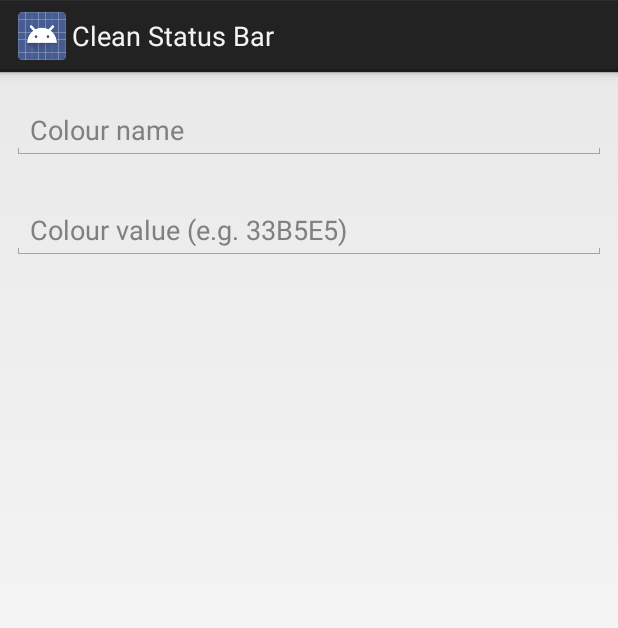
After one commit to emmaguy/clean-status-bar, an Android app: the layout dialog_new_color.xml on its own in the app's theme, with its tools: preview values and no code run, on a phone screen of 412 x 824 dp. The commit adds this screen. Shown: the top 628 px of the screen. Run offline under Robolectric (Android 15) with nearby library versions, the phone set to English and light mode, and no system bars.

Commit message:
Simplify the "Add new colour" dialog Colours are validated by Color.parseColor(String) and therefore more flexible FloatLabelLayout from @chrisbanes (https://gist.github.com/chrisbanes/11247418)

```diff
--- /dev/null
+++ b/app/src/main/java/com/emmaguy/cleanstatusbar/widgets/FloatLabelLayout.java
@@ -0,0 +1,201 @@
+package com.emmaguy.cleanstatusbar.widgets;
+
+/*
+ * Copyright (C) 2014 Chris Banes
+ *
+ * Licensed under the Apache License, Version 2.0 (the "License");
+ * you may not use this file except in compliance with the License.
+ * You may obtain a copy of the License at
+ *
+ *      http://www.apache.org/licenses/LICENSE-2.0
+ *
+ * Unless required by applicable law or agreed to in writing, software
+ * distributed under the License is distributed on an "AS IS" BASIS,
+ * WITHOUT WARRANTIES OR CONDITIONS OF ANY KIND, either express or implied.
+ * See the License for the specific language governing permissions and
+ * limitations under the License.
+ */
+
+import android.animation.Animator;
+import android.animation.AnimatorListenerAdapter;
+import android.content.Context;
+import android.content.res.TypedArray;
+import android.text.Editable;
+import android.text.TextUtils;
+import android.text.TextWatcher;
+import android.util.AttributeSet;
+import android.util.TypedValue;
+import android.view.Gravity;
+import android.view.View;
+import android.view.ViewGroup;
+import android.widget.EditText;
+import android.widget.FrameLayout;
+import android.widget.TextView;
+
+import com.emmaguy.cleanstatusbar.R;
+
+/**
+ * Layout which an {@link android.widget.EditText} to show a floating label when the hint is hidden
+ * due to the user inputting text.
+ *
+ * @see <a href="https://dribbble.com/shots/1254439--GIF-Mobile-Form-Interaction">Matt D. Smith on Dribble</a>
+ * @see <a href="http://bradfrostweb.com/blog/post/float-label-pattern/">Brad Frost's blog post</a>
+ */
+public final class FloatLabelLayout extends FrameLayout {
+
+    private static final long ANIMATION_DURATION = 150;
+
+    private static final float DEFAULT_PADDING_LEFT_RIGHT_DP = 12f;
+
+    private EditText mEditText;
+    private TextView mLabel;
+
+    public FloatLabelLayout(Context context) {
+        this(context, null);
+    }
+
+    public FloatLabelLayout(Context context, AttributeSet attrs) {
+        this(context, attrs, 0);
+    }
+
+    public FloatLabelLayout(Context context, AttributeSet attrs, int defStyle) {
+        super(context, attrs, defStyle);
+
+        final TypedArray a = context
+                .obtainStyledAttributes(attrs, R.styleable.FloatLabelLayout);
+
+        final int sidePadding = a.getDimensionPixelSize(
+                R.styleable.FloatLabelLayout_floatLabelSidePadding,
+                dipsToPix(DEFAULT_PADDING_LEFT_RIGHT_DP));
+        mLabel = new TextView(context);
+        mLabel.setPadding(sidePadding, 0, sidePadding, 0);
+        mLabel.setVisibility(INVISIBLE);
+
+        mLabel.setTextAppearance(context,
+                a.getResourceId(R.styleable.FloatLabelLayout_floatLabelTextAppearance,
+                        android.R.style.TextAppearance_Small));
+
+        addView(mLabel, LayoutParams.WRAP_CONTENT, LayoutParams.WRAP_CONTENT);
+
+        a.recycle();
+    }
+
+    @Override
+    public final void addView(View child, int index, ViewGroup.LayoutParams params) {
+        if (child instanceof EditText) {
+            // If we already have an EditText, throw an exception
+            if (mEditText != null) {
+                throw new IllegalArgumentException("We already have an EditText, can only have one");
+            }
+
+            // Update the layout params so that the EditText is at the bottom, with enough top
+            // margin to show the label
+            final LayoutParams lp = new LayoutParams(params);
+            lp.gravity = Gravity.BOTTOM;
+            lp.topMargin = (int) mLabel.getTextSize();
+            params = lp;
+
+            setEditText((EditText) child);
+        }
+
+        // Carry on adding the View...
+        super.addView(child, index, params);
+    }
+
+    private void setEditText(EditText editText) {
+        mEditText = editText;
+
+        // Add a TextWatcher so that we know when the text input has changed
+        mEditText.addTextChangedListener(new TextWatcher() {
+
+            @Override
+            public void afterTextChanged(Editable s) {
+                if (TextUtils.isEmpty(s)) {
+                    // The text is empty, so hide the label if it is visible
+                    if (mLabel.getVisibility() == View.VISIBLE) {
+                        hideLabel();
+                    }
+                } else {
+                    // The text is not empty, so show the label if it is not visible
+                    if (mLabel.getVisibility() != View.VISIBLE) {
+                        showLabel();
+                    }
+                }
+            }
+
+            @Override
+            public void beforeTextChanged(CharSequence s, int start, int count, int after) {
+            }
+
+            @Override
+            public void onTextChanged(CharSequence s, int start, int before, int count) {
+            }
+
+        });
+
+        // Add focus listener to the EditText so that we can notify the label that it is activated.
+        // Allows the use of a ColorStateList for the text color on the label
+        mEditText.setOnFocusChangeListener(new OnFocusChangeListener() {
+            @Override
+            public void onFocusChange(View view, boolean focused) {
+                mLabel.setActivated(focused);
+            }
+        });
+
+        mLabel.setText(mEditText.getHint());
+    }
+
+    /**
+     * @return the {@link android.widget.EditText} text input
+     */
+    public EditText getEditText() {
+        return mEditText;
+    }
+
+    /**
+     * @return the {@link android.widget.TextView} label
+     */
+    public TextView getLabel() {
+        return mLabel;
+    }
+
+    /**
+     * Show the label using an animation
+     */
+    private void showLabel() {
+        mLabel.setVisibility(View.VISIBLE);
+        mLabel.setAlpha(0f);
+        mLabel.setTranslationY(mLabel.getHeight());
+        mLabel.animate()
+                .alpha(1f)
+                .translationY(0f)
+                .setDuration(ANIMATION_DURATION)
+                .setListener(null).start();
+    }
+
+    /**
+     * Hide the label using an animation
+     */
+    private void hideLabel() {
+        mLabel.setAlpha(1f);
+        mLabel.setTranslationY(0f);
+        mLabel.animate()
+                .alpha(0f)
+                .translationY(mLabel.getHeight())
+                .setDuration(ANIMATION_DURATION)
+                .setListener(new AnimatorListenerAdapter() {
+                    @Override
+                    public void onAnimationEnd(Animator animation) {
+                        mLabel.setVisibility(View.GONE);
+                    }
+                }).start();
+    }
+
+    /**
+     * Helper method to convert dips to pixels.
+     */
+    private int dipsToPix(float dps) {
+        return (int) TypedValue.applyDimension(TypedValue.COMPLEX_UNIT_DIP, dps,
+                getResources().getDisplayMetrics());
+    }
+}
--- /dev/null
+++ b/app/src/main/res/drawable/float_label_color.xml
@@ -0,0 +1,7 @@
+<?xml version="1.0" encoding="utf-8"?>
+<selector xmlns:android="http://schemas.android.com/apk/res/android">
+
+    <item android:color="@color/float_label_activated" android:state_activated="true" />
+    <item android:color="@color/float_label_normal" />
+
+</selector>
--- a/app/src/main/res/layout/colour_preference_footer.xml
+++ b/app/src/main/res/layout/colour_preference_footer.xml
@@ -4,7 +4,7 @@
           android:layout_width="match_parent"
           android:layout_height="wrap_content"
           android:textAppearance="?android:attr/textAppearanceMedium"
-          android:text="@string/add_new_colour"
+          android:text="@string/title_add_new_colour"
           android:drawableLeft="@drawable/ic_content_new"
           android:drawablePadding="10dp"
           android:gravity="center_vertical"
--- /dev/null
+++ b/app/src/main/res/layout/dialog_new_color.xml
@@ -0,0 +1,44 @@
+<?xml version="1.0" encoding="utf-8"?>
+
+<LinearLayout xmlns:android="http://schemas.android.com/apk/res/android"
+    xmlns:app="http://schemas.android.com/apk/res-auto"
+    android:layout_width="match_parent"
+    android:layout_height="match_parent"
+    android:orientation="vertical">
+
+    <com.emmaguy.cleanstatusbar.widgets.FloatLabelLayout
+        android:layout_width="match_parent"
+        android:layout_height="wrap_content"
+        android:padding="8dp"
+        app:floatLabelTextAppearance="@style/FloatLabel">
+
+        <EditText
+            android:id="@+id/edit_color_name"
+            android:layout_width="match_parent"
+            android:layout_height="wrap_content"
+            android:hint="@string/hint_colour_name"
+            android:imeOptions="actionNext"
+            android:inputType="textNoSuggestions"
+            android:nextFocusDown="@+id/edit_color_value"
+            android:singleLine="true" />
+
+    </com.emmaguy.cleanstatusbar.widgets.FloatLabelLayout>
+
+    <com.emmaguy.cleanstatusbar.widgets.FloatLabelLayout
+        android:layout_width="match_parent"
+        android:layout_height="wrap_content"
+        android:padding="8dp"
+        app:floatLabelTextAppearance="@style/FloatLabel">
+
+        <EditText
+            android:id="@+id/edit_color_value"
+            android:layout_width="match_parent"
+            android:layout_height="wrap_content"
+            android:hint="@string/hint_colour_value"
+            android:imeOptions="actionNext"
+            android:inputType="textNoSuggestions"
+            android:singleLine="true" />
+
+    </com.emmaguy.cleanstatusbar.widgets.FloatLabelLayout>
+
+</LinearLayout>
--- a/app/src/main/res/values/colors.xml
+++ b/app/src/main/res/values/colors.xml
@@ -18,5 +18,7 @@
     <string name="yellow">Yellow</string>
     <string name="red">Red</string>
 
+    <color name="float_label_normal">#8833B5E5</color>
+    <color name="float_label_activated">#33B5E5</color>
 
 </resources>
--- a/app/src/main/res/values/styles.xml
+++ b/app/src/main/res/values/styles.xml
@@ -3,4 +3,10 @@
     <style name="AppTheme" parent="android:Theme.Holo.Light.DarkActionBar">
     </style>
 
+    <style name="FloatLabel" parent="android:TextAppearance.Small">
+        <item name="android:textColor">@drawable/float_label_color</item>
+        <item name="android:textSize">11sp</item>
+        <item name="android:textStyle">bold</item>
+    </style>
+
 </resources>
```
Also changed, not shown: app/src/main/java/com/emmaguy/cleanstatusbar/prefs/ColourPreference.java (+76 -48 lines), app/src/main/res/values/attrs.xml (added, +9 -0 lines), app/src/main/res/values/strings.xml (+5 -6 lines), 1 other file.
